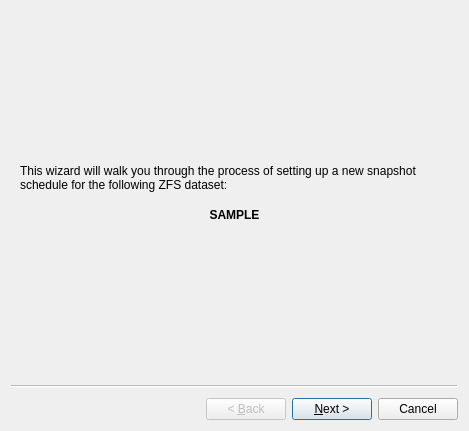
Old version of the form src-qt5/life-preserver/lp-gui/LPWizard.ui in the repository trueos/pcbsd.
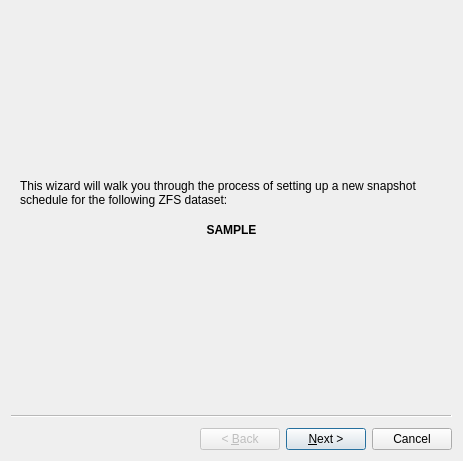
New version of the form. Icons and pictures are not drawn.

Commit message: Adjust the size of the Life Preserver setup wizard so that the replication frequency dropdown is not hidden.

Diff of the .ui file:
```diff
--- a/src-qt5/life-preserver/lp-gui/LPWizard.ui
+++ b/src-qt5/life-preserver/lp-gui/LPWizard.ui
@@ -9,8 +9,8 @@
    <rect>
     <x>0</x>
     <y>0</y>
-    <width>469</width>
-    <height>431</height>
+    <width>463</width>
+    <height>461</height>
    </rect>
   </property>
   <property name="windowTitle">
```
Left out of the diff: 14 changed lines with no effect on the pictures.
